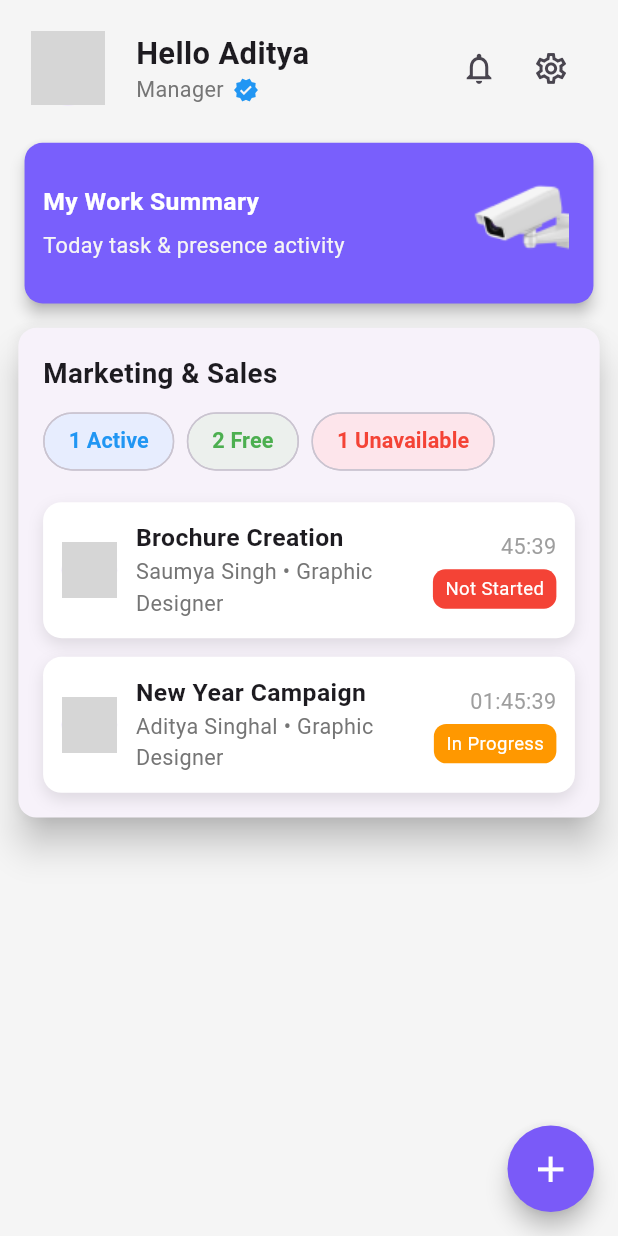
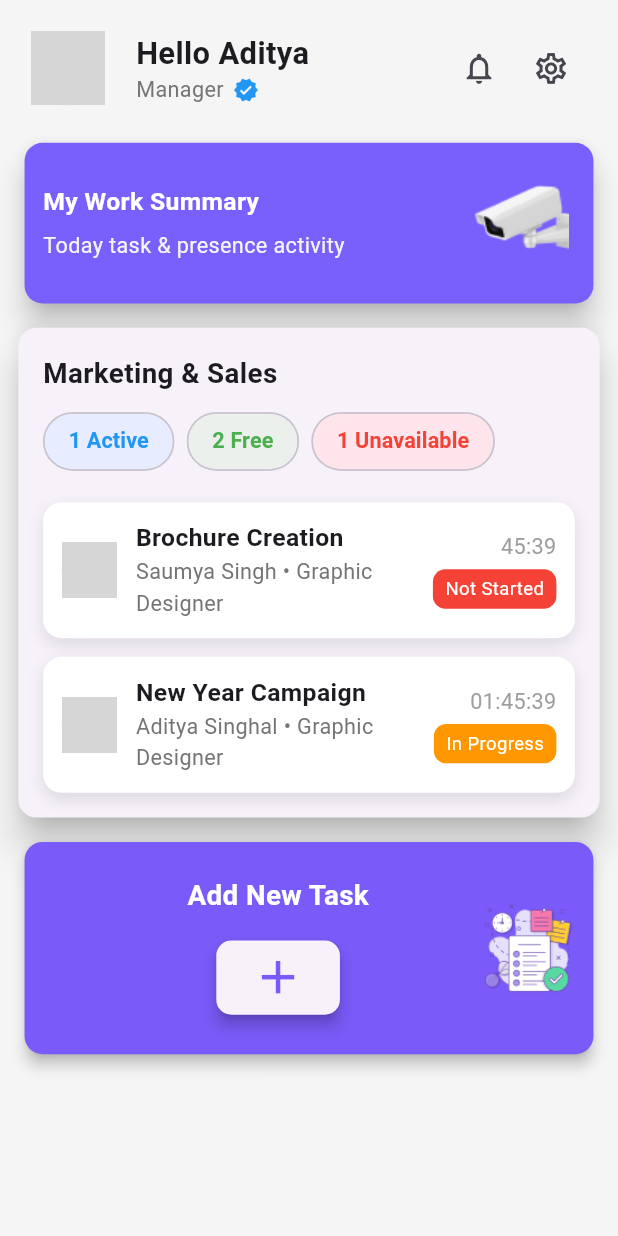
Before and after one commit to ritz-17/Task-mvp, a Flutter app: the screen it shows after launch, on a phone screen of 412 x 824 dp. Run offline on Flutter 3.47's test engine with Material 3 defaults, Android fonts, the phone set to English and light mode, and no system bars; our stand-ins replace circular_countdown_timer, country_picker, hive, hive_flutter, image_picker, pinput; accounts and stored records are empty; network calls fail; grey boxes are pictures that could not be loaded.

Commit message:
Converted Floating Action Button into Card

```diff
--- a/lib/main.dart
+++ b/lib/main.dart
@@ -11,6 +11,7 @@ import 'package:task_mvp/screens/signup_screen.dart';
 import 'package:task_mvp/screens/splashScreen.dart';
 import 'package:task_mvp/screens/verification_screen.dart';
 import 'package:task_mvp/screens/verified_screen.dart';
+import 'screens/new_task_screen.dart';
 
 void main() async {
   WidgetsFlutterBinding.ensureInitialized();
@@ -45,6 +46,7 @@ class MyApp extends StatelessWidget {
           '/employeeTasks': (context) => const EmployeeTaskPage(),
           '/verification': (context) => const VerificationPage(),
           '/verified': (context) => const VerifiedPage(),
+          '/createTask': (context) => const CreateTask(),
         },
       ),
     );
--- a/lib/screens/dashboard_screen.dart
+++ b/lib/screens/dashboard_screen.dart
@@ -1,5 +1,4 @@
 import 'package:flutter/material.dart';
-import 'package:task_mvp/screens/new_task_screen.dart';
 import '../utils/utils.dart';
 
 class DashboardScreen extends StatelessWidget {
@@ -85,36 +84,82 @@ class DashboardScreen extends StatelessWidget {
                       ),
                     ),
                   ),
+                  //----------------------- Create Task Card ----------------------
+                  Padding(
+                    padding: EdgeInsets.symmetric(horizontal: paddingMedium),
+                    child: Card(
+                      elevation: 4,
+                      color: const Color.fromARGB(255, 122, 90, 248),
+                      shape: RoundedRectangleBorder(
+                        borderRadius: BorderRadius.circular(12),
+                      ),
+                      child: Container(
+                        width: double.infinity,
+                        padding: EdgeInsets.all(paddingMedium),
+                        child: Row(
+                          mainAxisAlignment: MainAxisAlignment.spaceBetween,
+                          children: [
+                            SizedBox(
+                              width: paddingLarge,
+                            ),
+                            //----------------- Add New Task -------------------
+                            Padding(
+                              padding: const EdgeInsets.all(10.0),
+                              child: Column(
+                                mainAxisAlignment: MainAxisAlignment.center,
+                                children: [
+                                  Text(
+                                    "Add New Task",
+                                    style: TextStyle(
+                                      fontSize: headerFontSize * 0.9,
+                                      fontWeight: FontWeight.bold,
+                                      color: Colors.white,
+                                    ),
+                                  ),
+                                  SizedBox(height: paddingMedium),
+                                  GestureDetector(
+                                    onTap: () {
+                                      Navigator.pushNamed(
+                                          context, "/createTask");
+                                    },
+                                    child: Card(
+                                      elevation: 4,
+                                      shape: RoundedRectangleBorder(
+                                        borderRadius: BorderRadius.circular(10),
+                                      ),
+                                      child: SizedBox(
+                                        width: screenWidth * 0.2,
+                                        height: screenWidth * 0.12,
+                                        child: Center(
+                                          child: Icon(
+                                            Icons.add,
+                                            size: screenWidth * 0.09,
+                                            color: const Color.fromARGB(
+                                                255, 122, 90, 248),
+                                          ),
+                                        ),
+                                      ),
+                                    ),
+                                  ),
+                                ],
+                              ),
+                            ),
+
+                            //----------------- Add Task Image------------------
+                            Image.asset(
+                              'assets/add_task.png', // Replace with your actual image path
+                              width: screenWidth * 0.15,
+                              height: screenWidth * 0.15,
+                            ),
+                          ],
+                        ),
+                      ),
+                    ),
+                  ),
                 ],
               ),
             ),
           ],
-        ),
-      ),
-
-
-      //---------------------- Floating Action Button --------------------------
-      floatingActionButton: SizedBox(
-        height: screenWidth * 0.14,
-        width: screenWidth * 0.14,
-        child: FloatingActionButton(
-          onPressed: () {
-            Navigator.push(
-              context,
-              MaterialPageRoute(
-                builder: (context) => CreateTask(),
-              ),
-            );
-          },
-          backgroundColor: Theme.of(context).primaryColor,
-          shape: RoundedRectangleBorder(
-            borderRadius: BorderRadius.circular(screenWidth * 0.07),
-          ),
-          child: Icon(
-            Icons.add,
-            color: Colors.white,
-            size: screenWidth * 0.07,
-          ),
         ),
       ),
     );
@@ -212,7 +257,7 @@ class DashboardScreen extends StatelessWidget {
   }) {
     return Card(
       color: const Color(0xFF795FFC),
-      elevation: 4,
+      elevation: 8,
       shape: RoundedRectangleBorder(
         borderRadius: BorderRadius.circular(12),
       ),
--- a/lib/screens/register_screen.dart
+++ b/lib/screens/register_screen.dart
@@ -171,6 +171,7 @@ class _RegisterScreenState extends State<RegisterScreen> {
   }
 
   void sendPhoneNumber() {
+    // ignore: unused_local_variable
     final ap = Provider.of<AuthProvider>(context, listen: false);
     // ignore: unused_local_variable
     String phoneNumber = phoneController.text.trim();
--- a/pubspec.yaml
+++ b/pubspec.yaml
@@ -74,6 +74,7 @@ flutter:
     - assets/verification.png
     - assets/verified.png
     - assets/camera.png
+    - assets/add_task.png
     # An image asset can refer to one or more resolution-specific "variants", see
     # https://flutter.dev/to/resolution-aware-images
     # For details regarding adding assets from package dependencies, see
```
Also changed, not shown: assets/add_task.png (added).
